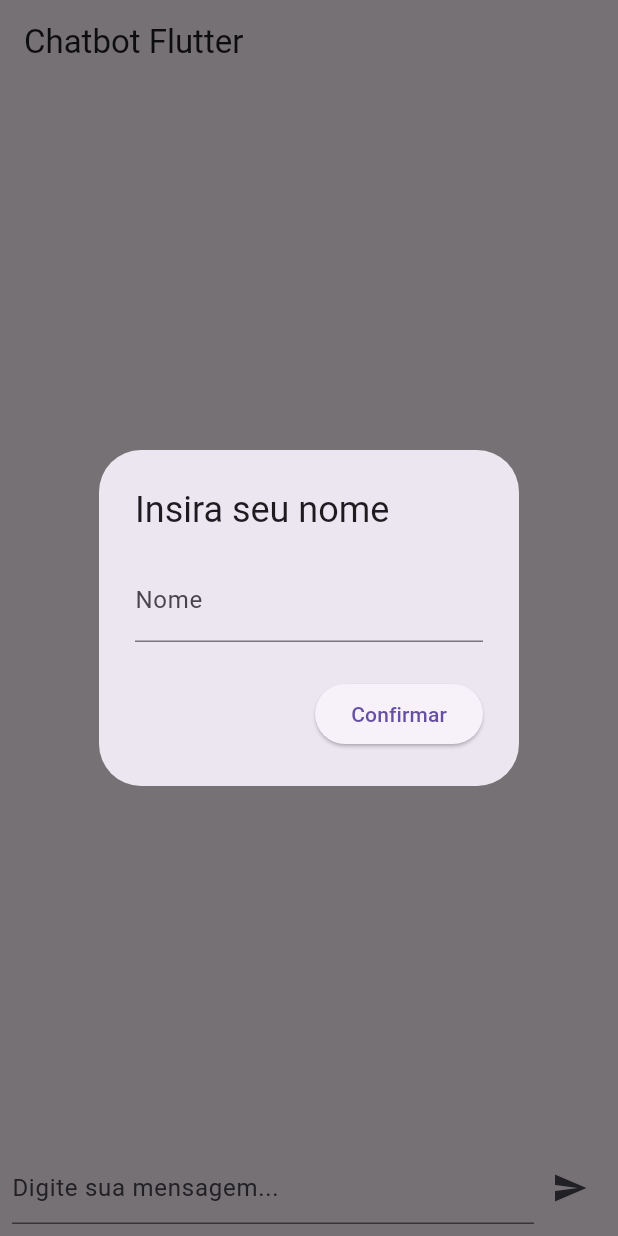
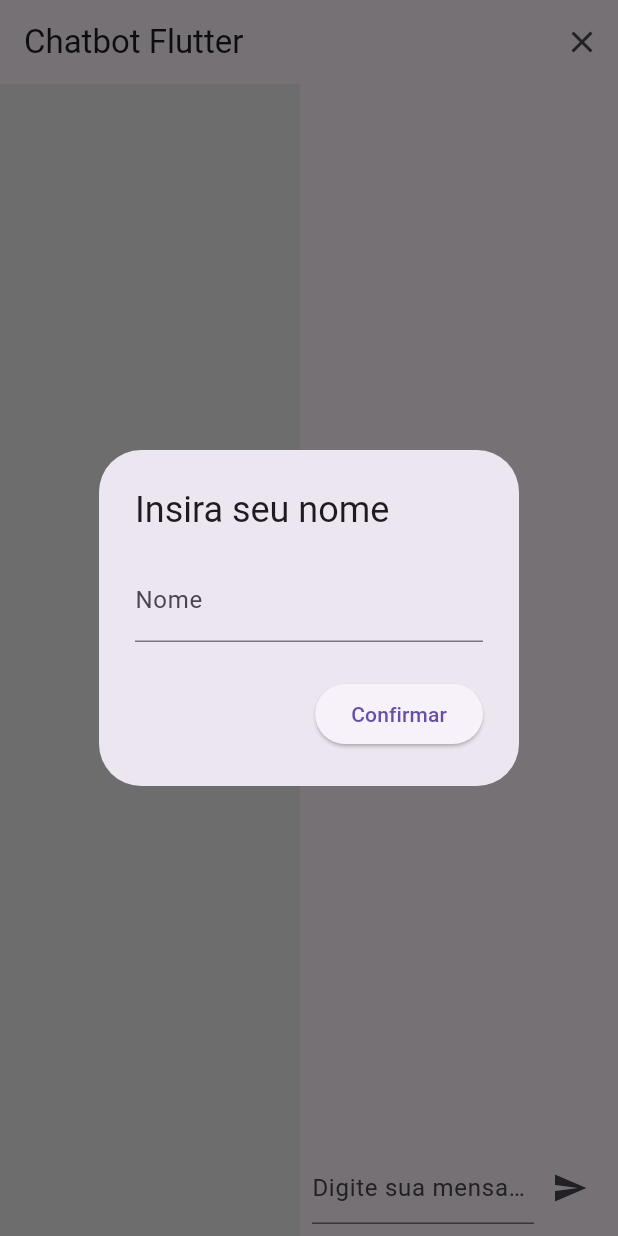
Before and after one commit to Joutos/flutter_chatbot, a Flutter app: the screen it shows after launch, on a phone screen of 412 x 824 dp. Run offline on Flutter 3.47's test engine with Material 3 defaults, Android fonts, the phone set to English and light mode, and no system bars.

Commit message:
Adicionado botão de fechar e salvar chat

```diff
--- a/lib/screens/telaChat.dart
+++ b/lib/screens/telaChat.dart
@@ -12,6 +12,7 @@ class _ChatScreenState extends State<ChatScreen> {
   final List<String> messages = [];
   final TextEditingController _controller = TextEditingController();
   final ScrollController _scrollController = ScrollController();
+  final List<List<String>> savedChats = [];
   String? userName;
 
   final List<String> botResponses = [
@@ -19,32 +20,7 @@ class _ChatScreenState extends State<ChatScreen> {
     "Espero que você esteja tendo um ótimo dia!",
     "Interessante... Continue.",
     "Desculpe, eu não entendi isso.",
-    "Claro, eu posso fazer isso!",
-    "Poderia elaborar mais sobre isso?",
-    "Entendi. O que mais você gostaria de saber?",
-    "Isso soa fascinante!",
-    "Vou precisar de mais informações para ajudá-lo.",
-    "Obrigado por compartilhar isso comigo.",
-    "Que legal! Conte-me mais.",
-    "Posso ajudar com mais alguma coisa?",
-    "Isso é algo sobre o qual vale a pena pensar.",
-    "Como você chegou a essa conclusão?",
-    "Você tem algum exemplo para ilustrar?",
-    "Essa é uma ótima pergunta!",
-    "Isso é um ponto interessante.",
-    "Como posso ser mais útil?",
-    "Estou aqui para ajudar!",
-    "Vamos resolver isso juntos.",
-    "Pode me dar mais detalhes?",
-    "O que você acha disso?",
-    "Vamos em frente.",
-    "Estou aqui para ouvir.",
-    "Vamos descobrir isso juntos.",
-    "Isso é muito útil, obrigado.",
-    "Como posso tornar isso mais claro para você?",
-    "Qual é o próximo passo?",
-    "Vamos tentar outra abordagem.",
-    "Posso te ajudar com mais alguma coisa?",
+    "Claro, eu posso fazer isso!"
   ];
 
   @override
@@ -65,7 +41,7 @@ class _ChatScreenState extends State<ChatScreen> {
   void _showNameInputDialog() {
     showDialog(
       context: context,
-      barrierDismissible: false, // Não permite fechar o modal tocando fora dele
+      barrierDismissible: false,
       builder: (BuildContext context) {
         final TextEditingController nameController = TextEditingController();
         return AlertDialog(
@@ -117,22 +93,85 @@ class _ChatScreenState extends State<ChatScreen> {
     });
   }
 
+  void _showSaveChatDialog() {
+    showDialog(
+      context: context,
+      builder: (BuildContext context) {
+        return AlertDialog(
+          title: const Text("Salvar Conversa"),
+          content: const Text("Você deseja salvar esta conversa?"),
+          actions: <Widget>[
+            TextButton(
+              child: const Text("Não"),
+              onPressed: () {
+                setState(() {
+                  messages.clear();
+                });
+                Navigator.of(context).pop();
+              },
+            ),
+            ElevatedButton(
+              child: const Text("Sim"),
+              onPressed: () {
+                setState(() {
+                  savedChats.add(List.from(messages));
+                  messages.clear();
+                });
+                Navigator.of(context).pop();
+              },
+            ),
+          ],
+        );
+      },
+    );
+  }
+
+  void _recoverChat(List<String> chat) {
+    setState(() {
+      messages.clear();
+      messages.addAll(chat);
+    });
+  }
+
   @override
   Widget build(BuildContext context) {
     return Scaffold(
       appBar: AppBar(
         title: const Text("Chatbot Flutter"),
+        actions: [
+          IconButton(
+            icon: const Icon(Icons.close),
+            onPressed: _showSaveChatDialog,
           ),
-      body: Column(
+        ],
+      ),
+      body: Row(
+        children: [
+          Container(
+            width: 200,
+            color: Colors.grey[200],
+            child: ListView.builder(
+              itemCount: savedChats.length,
+              itemBuilder: (context, index) {
+                return ListTile(
+                  title: Text('Conversa ${index + 1}'),
+                  onTap: () => _recoverChat(savedChats[index]),
+                );
+              },
+            ),
+          ),
+          Expanded(
+            child: Column(
               children: <Widget>[
                 Expanded(
                   child: ListView.builder(
                     controller: _scrollController,
-              padding:
-                  const EdgeInsets.symmetric(horizontal: 10.0, vertical: 20.0),
+                    padding: const EdgeInsets.symmetric(
+                        horizontal: 10.0, vertical: 20.0),
                     itemCount: messages.length,
                     itemBuilder: (context, index) {
-                bool isUserMessage = messages[index].startsWith("$userName:");
+                      bool isUserMessage =
+                          messages[index].startsWith("$userName:");
                       return Align(
                         alignment: isUserMessage
                             ? Alignment.centerRight
@@ -144,7 +183,8 @@ class _ChatScreenState extends State<ChatScreen> {
                           children: [
                             Text(
                               isUserMessage ? userName! : "Bot",
-                        style: const TextStyle(fontWeight: FontWeight.bold),
+                              style:
+                                  const TextStyle(fontWeight: FontWeight.bold),
                             ),
                             Container(
                               padding: const EdgeInsets.symmetric(
@@ -186,6 +226,9 @@ class _ChatScreenState extends State<ChatScreen> {
                 ),
               ],
             ),
+          ),
+        ],
+      ),
     );
   }
 }
```
Lines whose indentation alone changed are shown as unchanged.
